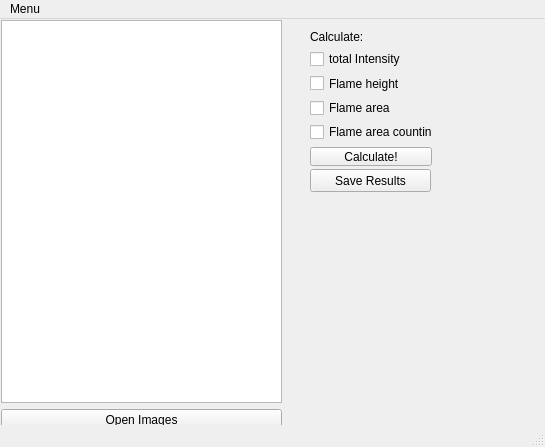
Before: the Qt Designer form BBAgui.ui in rnoske/BBA2, drawn with Qt 5.
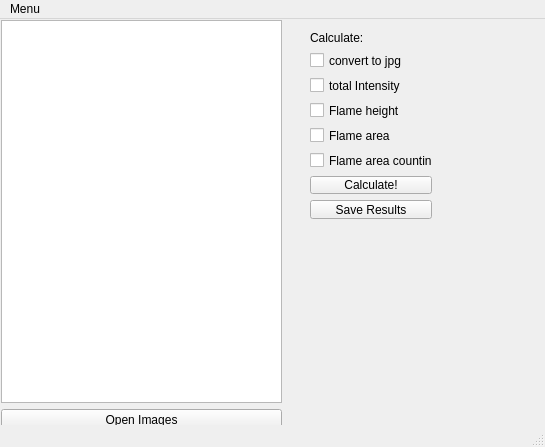
After: the same form once the commit is applied.

Diff of the .ui file:
```diff
--- a/BBAgui.ui
+++ b/BBAgui.ui
@@ -36,26 +36,13 @@
      </item>
     </layout>
    </widget>
-   <widget class="QPushButton" name="saveResults">
-    <property name="geometry">
-     <rect>
-      <x>310</x>
-      <y>150</y>
-      <width>121</width>
-      <height>23</height>
-     </rect>
-    </property>
-    <property name="text">
-     <string>Save Results</string>
-    </property>
-   </widget>
    <widget class="QWidget" name="">
     <property name="geometry">
      <rect>
       <x>310</x>
-      <y>11</y>
+      <y>12</y>
       <width>122</width>
-      <height>136</height>
+      <height>188</height>
      </rect>
     </property>
     <layout class="QVBoxLayout" name="verticalLayout_2">
@@ -66,6 +53,19 @@
        </property>
       </widget>
      </item>
+     <item>
+      <widget class="QCheckBox" name="cB_convertjpg">
+       <property name="sizePolicy">
+        <sizepolicy hsizetype="Minimum" vsizetype="Fixed">
+         <horstretch>0</horstretch>
+         <verstretch>0</verstretch>
+        </sizepolicy>
+       </property>
+       <property name="text">
+        <string>convert to jpg</string>
+       </property>
+      </widget>
+     </item>
      <item>
       <widget class="QCheckBox" name="cB_totalIntensity">
        <property name="sizePolicy">
@@ -107,6 +107,13 @@
        </property>
       </widget>
      </item>
+     <item>
+      <widget class="QPushButton" name="saveResults">
+       <property name="text">
+        <string>Save Results</string>
+       </property>
+      </widget>
+     </item>
     </layout>
    </widget>
   </widget>
```
